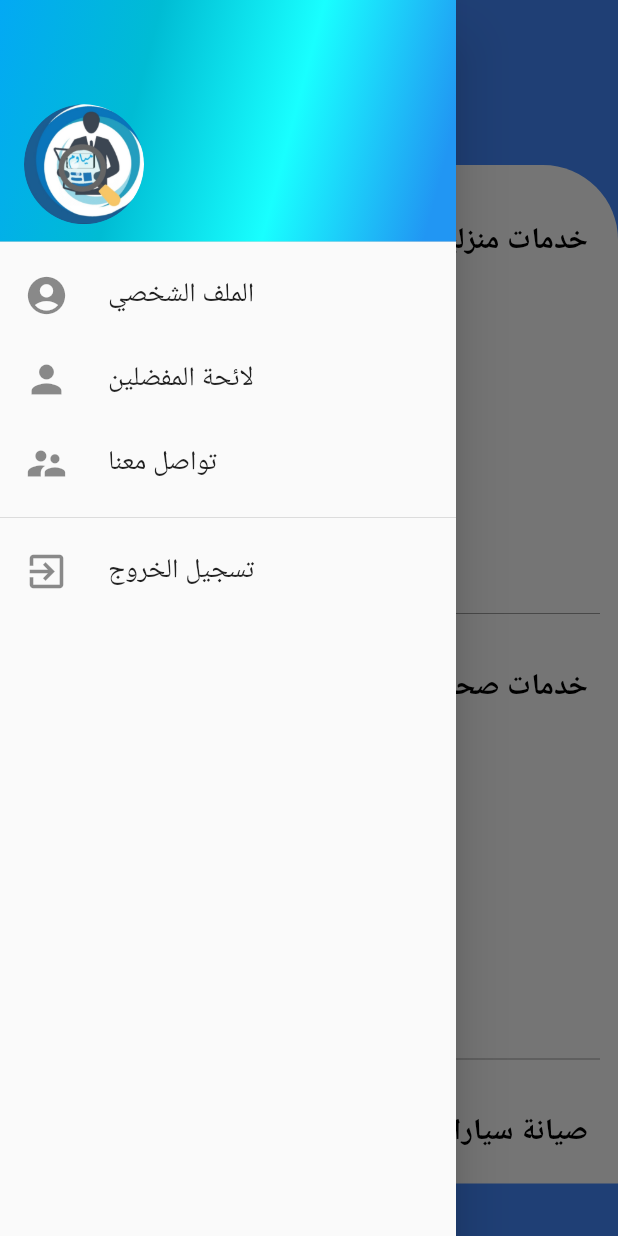
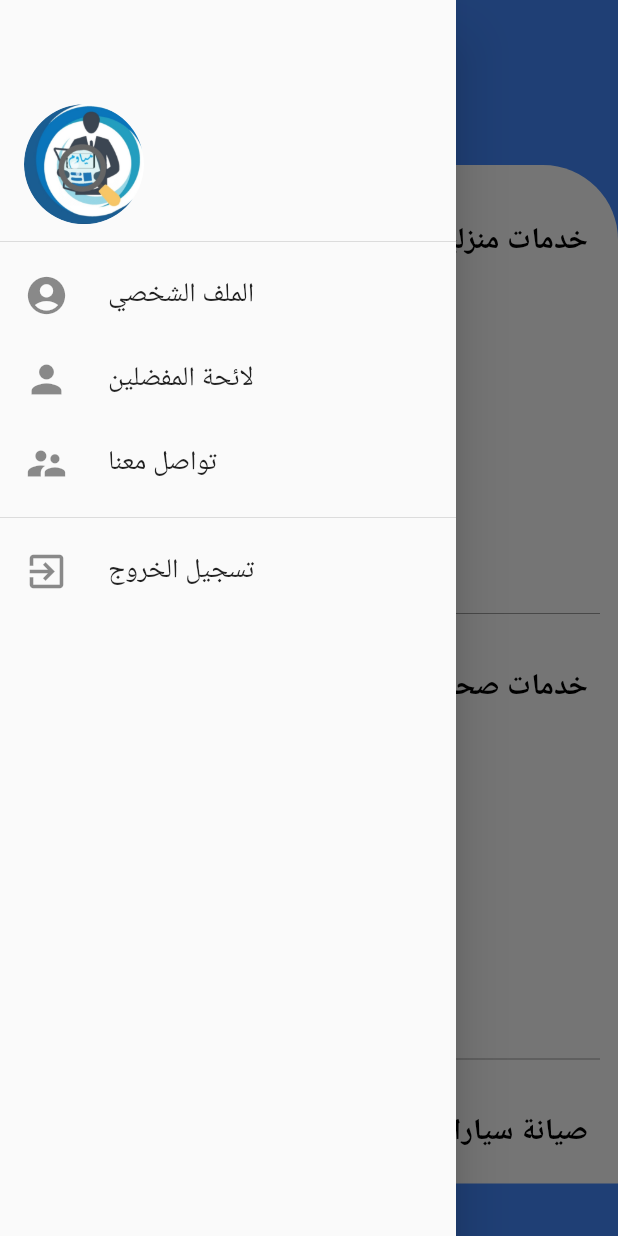
Before and after one commit to AhmadWehbe167/Moyawim, a Flutter app: the screen it shows once a user with an empty profile is signed in, with the side drawer open, on a phone screen of 412 x 824 dp. Run offline on Flutter 3.47's test engine with Material 2 defaults, Android fonts, the phone set to English and light mode, and no system bars; our stand-ins replace cloud_firestore, firebase_auth, firebase_storage, flutter_spinkit, font_awesome_flutter, image_cropper and 2 more; missing offline and left inert: intro_views_flutter; accounts and stored records are empty; Roboto replaces fonts that are missing (Montserrat).

Commit message:
Latest touches

```diff
--- a/lib/Login_SignUp_Pages/AppIntro.dart
+++ b/lib/Login_SignUp_Pages/AppIntro.dart
@@ -3,8 +3,6 @@ import 'package:flutter/material.dart';
 import 'package:intro_views_flutter/Models/page_view_model.dart';
 import 'package:intro_views_flutter/intro_views_flutter.dart';
 import 'package:moyawim2/Login_SignUp_Pages/LoginSignUp.dart';
-import 'package:moyawim2/Login_SignUp_Pages/Tabs.dart';
-
 
 class AppIntro extends StatelessWidget {
   static final String moyawimText =
@@ -113,7 +111,7 @@ class AppIntro extends StatelessWidget {
 
   Route _createRoute() {
     return PageRouteBuilder(
-      pageBuilder: (context, animation, secondaryAnimation) => firstPage(),
+      pageBuilder: (context, animation, secondaryAnimation) => FirstPage(),
       transitionsBuilder: (context, animation, secondaryAnimation, child) {
         var begin = Offset(0.0, 1.0);
         var end = Offset.zero;
--- a/lib/Login_SignUp_Pages/Login_Page.dart
+++ b/lib/Login_SignUp_Pages/Login_Page.dart
@@ -1,5 +1,5 @@
 import 'dart:async';
-import 'package:flutter_phoenix/flutter_phoenix.dart';
+
 import 'package:flutter/cupertino.dart';
 import 'package:flutter/material.dart';
 import 'package:moyawim2/Authentication_services/User.dart';
@@ -214,7 +214,6 @@ class _LoginPageState extends State<LoginPage> {
                                           }
                                         });
                                       } else {
-
                                         showDialog(
                                             context: context,
                                             builder: (context) {
--- a/lib/MainView/sideBar.dart
+++ b/lib/MainView/sideBar.dart
@@ -78,17 +78,17 @@ class _NavDrawerState extends State<NavDrawer> {
                               builder: (context) => ProfilePageEnum()));
                     },
                     child: DrawerHeader(
-                        decoration: BoxDecoration(
-                            gradient: LinearGradient(
-                          colors: [
-                            Colors.blue,
-                            Colors.cyanAccent,
-                            Colors.cyan,
-                            Colors.lightBlue
-                          ],
-                          begin: Alignment.centerRight,
-                          end: Alignment.topLeft,
-                        )),
+                        // decoration: BoxDecoration(
+                        //     gradient: LinearGradient(
+                        //   colors: [
+                        //     Colors.blue,
+                        //     Colors.cyanAccent,
+                        //     Colors.cyan,
+                        //     Colors.lightBlue
+                        //   ],
+                        //   begin: Alignment.centerRight,
+                        //   end: Alignment.topLeft,
+                        // )),
                         child: Container(
                       margin: EdgeInsets.fromLTRB(0, 50, 0, 0),
                       child: Container(
@@ -116,9 +116,7 @@ class _NavDrawerState extends State<NavDrawer> {
                                     padding:
                                         EdgeInsets.symmetric(vertical: 10)),
                                 Text(
-                                      userDoc['name'] +
-                                          " " +
-                                          userDoc['lastname'],
+                                  userDoc['name'] + " " + userDoc['lastname'],
                                   textDirection: TextDirection.rtl,
                                   textAlign: TextAlign.left,
                                   style: TextStyle(
--- a/lib/Results_Page/Result_Profile_Widget.dart
+++ b/lib/Results_Page/Result_Profile_Widget.dart
@@ -246,7 +246,7 @@ class _ProfileBarState extends State<ProfileBar> {
                                                 );
                                               },
                                             )
-                                          : null;
+                                          : Container();
                                     },
                                     child: Row(
                                       mainAxisAlignment: MainAxisAlignment.end,
--- a/lib/Wrapper/wrapper.dart
+++ b/lib/Wrapper/wrapper.dart
@@ -9,9 +9,12 @@ class Wrapper extends StatelessWidget {
   Widget build(BuildContext context) {
     final user = Provider.of<User>(context);
     if (user == null) {
-      return seen();
+      return Seen();
     } else {
-      return WillPopScope(onWillPop:()=> Future.value(false), child: SideBar(),);
+      return WillPopScope(
+        onWillPop: () => Future.value(false),
+        child: SideBar(),
+      );
     }
   }
 }
```
Also changed, not shown: lib/Edit_Profile/edit_profile.dart (+12 -12 lines), lib/Login_SignUp_Pages/LoginSignUp.dart (+8 -13 lines), lib/Login_SignUp_Pages/firstTimeChecker.dart (+6 -7 lines), pubspec.lock. Lines whose indentation alone changed are shown as unchanged.
